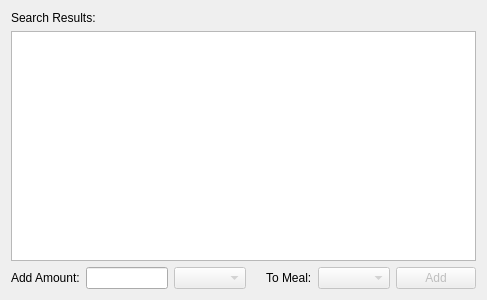
Before: the Qt Designer form src/select_food_control.ui in tylermchenry/nutrition_tracker, drawn with Qt 5.
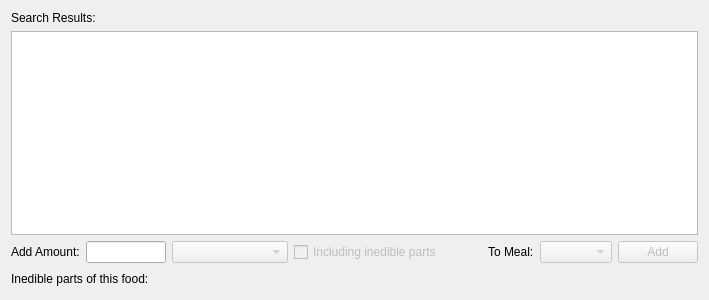
After: the same form once the commit is applied.

Commit message: Add UI support for including and excluding refuse (inedible parts) in food amount measurements

```diff
--- a/src/select_food_control.ui
+++ b/src/select_food_control.ui
@@ -6,7 +6,7 @@
    <rect>
     <x>0</x>
     <y>0</y>
-    <width>487</width>
+    <width>709</width>
     <height>300</height>
    </rect>
   </property>
@@ -42,6 +42,18 @@
      </item>
      <item>
       <widget class="QLineEdit" name="txtAmount">
+       <property name="minimumSize">
+        <size>
+         <width>50</width>
+         <height>0</height>
+        </size>
+       </property>
+       <property name="maximumSize">
+        <size>
+         <width>80</width>
+         <height>16777215</height>
+        </size>
+       </property>
        <property name="alignment">
         <set>Qt::AlignRight|Qt::AlignTrailing|Qt::AlignVCenter</set>
        </property>
@@ -60,11 +72,24 @@
        </property>
       </widget>
      </item>
+     <item>
+      <widget class="QCheckBox" name="chkIncludeRefuse">
+       <property name="enabled">
+        <bool>false</bool>
+       </property>
+       <property name="text">
+        <string>Including inedible parts</string>
+       </property>
+      </widget>
+     </item>
      <item>
       <spacer name="horizontalSpacer">
        <property name="orientation">
         <enum>Qt::Horizontal</enum>
        </property>
+       <property name="sizeType">
+        <enum>QSizePolicy::Fixed</enum>
+       </property>
        <property name="sizeHint" stdset="0">
         <size>
          <width>40</width>
@@ -105,6 +130,48 @@
      </item>
     </layout>
    </item>
+   <item>
+    <layout class="QHBoxLayout" name="horizontalLayout_2">
+     <item>
+      <widget class="QLabel" name="lblRefuse">
+       <property name="sizePolicy">
+        <sizepolicy hsizetype="Minimum" vsizetype="Preferred">
+         <horstretch>0</horstretch>
+         <verstretch>0</verstretch>
+        </sizepolicy>
+       </property>
+       <property name="text">
+        <string>Inedible parts of this food:</string>
+       </property>
+      </widget>
+     </item>
+     <item>
+      <widget class="QLabel" name="lblRefuseDescription">
+       <property name="font">
+        <font>
+         <italic>true</italic>
+        </font>
+       </property>
+       <property name="text">
+        <string/>
+       </property>
+      </widget>
+     </item>
+     <item>
+      <spacer name="horizontalSpacer_2">
+       <property name="orientation">
+        <enum>Qt::Horizontal</enum>
+       </property>
+       <property name="sizeHint" stdset="0">
+        <size>
+         <width>40</width>
+         <height>20</height>
+        </size>
+       </property>
+      </spacer>
+     </item>
+    </layout>
+   </item>
   </layout>
  </widget>
  <layoutdefault spacing="6" margin="11"/>
```
The commit also changes 2 other files.
